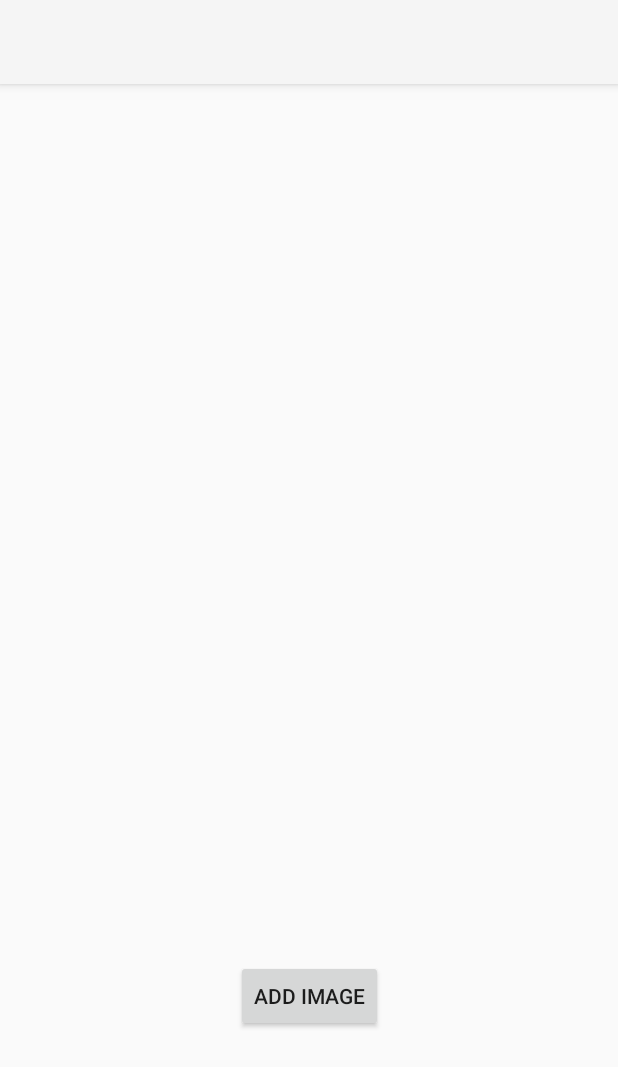
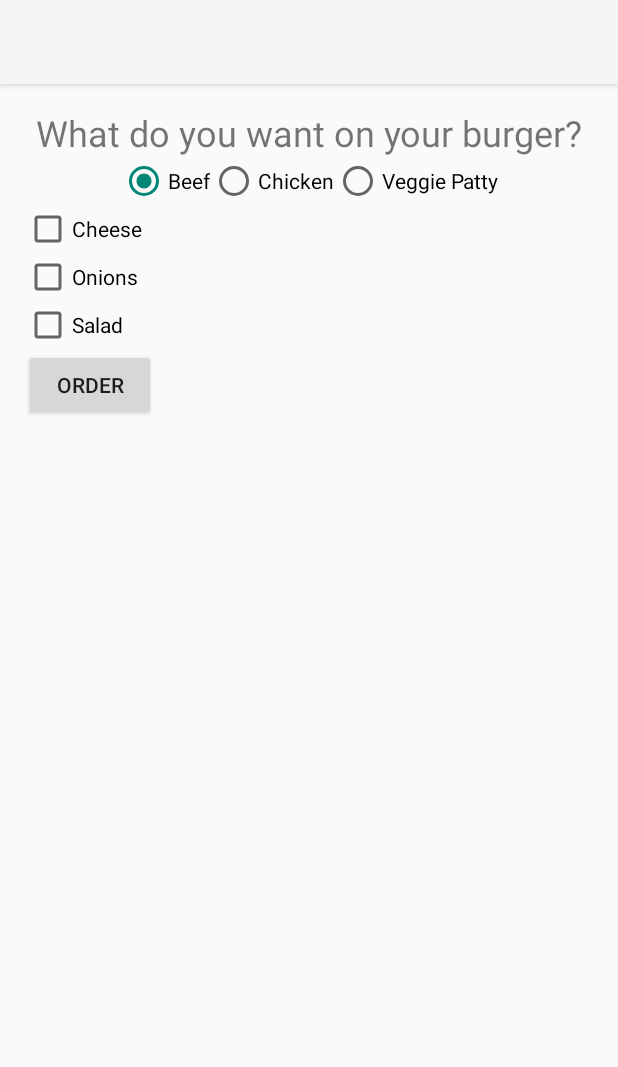
Before and after one commit to vickyemms/AndroidPractice, an Android app: the screen it shows after launch (MainActivity), on a phone screen of 412 x 824 dp. Shown: the top 1067 px of the screen. Run offline under Robolectric (Android 15) with nearby library versions, the phone set to English and light mode, and no system bars.

Commit message:
RadioButtons and CheckBox functionality

```diff
--- a/app/src/main/java/com/example/androidpractice/MainActivity.kt
+++ b/app/src/main/java/com/example/androidpractice/MainActivity.kt
@@ -3,22 +3,44 @@
 import androidx.appcompat.app.AppCompatActivity
 import android.os.Bundle
 import android.widget.Button
+import android.widget.CheckBox
 import android.widget.ImageView
+import android.widget.RadioButton
+import android.widget.RadioGroup
+import android.widget.TextView
 
  class MainActivity : AppCompatActivity() {
 
-     private lateinit var btnImage: Button
-     private lateinit var ivImage: ImageView
+     private lateinit var rgMeat: RadioGroup
+     private lateinit var cbCheese: CheckBox
+     private lateinit var cbOnions: CheckBox
+     private lateinit var cbSalad: CheckBox
+     private lateinit var btnOrder: Button
+     private lateinit var tvOrder: TextView
 
     override fun onCreate(savedInstanceState: Bundle?) {
         super.onCreate(savedInstanceState)
         setContentView(R.layout.activity_main)
 
-        btnImage = findViewById(R.id.btnImage)
-        ivImage = findViewById(R.id.ivImage)
+        rgMeat = findViewById(R.id.rgMeat)
+        cbCheese = findViewById(R.id.cbCheese)
+        cbOnions = findViewById(R.id.cbOnions)
+        cbSalad = findViewById(R.id.cbSalad)
+        btnOrder = findViewById(R.id.btnOrder)
+        tvOrder = findViewById(R.id.tvOrder)
 
-        btnImage.setOnClickListener{
-            ivImage.setImageResource(R.drawable.drawing)
+        btnOrder.setOnClickListener{
+            val checkedMeatRadioButtonId = rgMeat.checkedRadioButtonId
+            val meat = findViewById<RadioButton>(checkedMeatRadioButtonId)
+            val cheese = cbCheese.isChecked
+            val onions = cbOnions.isChecked
+            val salad = cbSalad.isChecked
+            val orderString = "You ordered a burger with:\n" +
+                    "${meat.text}" +
+                    (if(cheese) "\nCheese" else "") +
+                    (if(onions) "\nOnions" else "") +
+                    (if(salad) "\nSalad" else "")
+            tvOrder.text = orderString
         }
 
     }
--- a/app/src/main/res/layout/activity_main.xml
+++ b/app/src/main/res/layout/activity_main.xml
@@ -8,25 +8,89 @@
     android:padding="16dp"
     tools:context=".MainActivity">
 
-    <ImageView
-        android:id="@+id/ivImage"
-        android:layout_width="match_parent"
-        android:layout_height="400dp"
-        android:scaleType="fitCenter"
-        app:layout_constraintBottom_toBottomOf="parent"
+    <TextView
+        android:id="@+id/tvQuestion"
+        android:layout_width="wrap_content"
+        android:layout_height="wrap_content"
+        android:text="What do you want on your burger?"
+        android:textSize="24sp"
         app:layout_constraintEnd_toEndOf="parent"
         app:layout_constraintHorizontal_bias="0.5"
         app:layout_constraintStart_toStartOf="parent"
-        app:layout_constraintTop_toTopOf="parent"
-        app:layout_constraintVertical_bias="0.5" />
+        app:layout_constraintTop_toTopOf="parent" />
 
-    <Button
-        android:id="@+id/btnImage"
+    <RadioGroup
+        android:id="@+id/rgMeat"
         android:layout_width="wrap_content"
         android:layout_height="wrap_content"
-        android:text="Add Image"
+        android:orientation="horizontal"
         app:layout_constraintEnd_toEndOf="parent"
         app:layout_constraintHorizontal_bias="0.5"
         app:layout_constraintStart_toStartOf="parent"
-        app:layout_constraintTop_toBottomOf="@+id/ivImage" />
+        app:layout_constraintTop_toBottomOf="@+id/tvQuestion">
+
+        <RadioButton
+            android:id="@+id/rbBeef"
+            android:layout_width="wrap_content"
+            android:layout_height="wrap_content"
+            android:checked="true"
+            android:text="Beef" />
+
+        <RadioButton
+            android:id="@+id/rbChicken"
+            android:layout_width="wrap_content"
+            android:layout_height="wrap_content"
+            android:text="Chicken" />
+
+        <RadioButton
+            android:id="@+id/rbVeggiePatty"
+            android:layout_width="wrap_content"
+            android:layout_height="wrap_content"
+            android:text="Veggie Patty" />
+
+    </RadioGroup>
+
+    <CheckBox
+        android:id="@+id/cbCheese"
+        android:layout_width="wrap_content"
+        android:layout_height="wrap_content"
+        android:text="Cheese"
+        app:layout_constraintStart_toStartOf="parent"
+        app:layout_constraintTop_toBottomOf="@+id/rgMeat" />
+
+    <CheckBox
+        android:id="@+id/cbOnions"
+        android:layout_width="wrap_content"
+        android:layout_height="wrap_content"
+        android:text="Onions"
+        app:layout_constraintStart_toStartOf="@+id/cbCheese"
+        app:layout_constraintTop_toBottomOf="@+id/cbCheese" />
+
+    <CheckBox
+        android:id="@+id/cbSalad"
+        android:layout_width="wrap_content"
+        android:layout_height="wrap_content"
+        android:text="Salad"
+        app:layout_constraintStart_toStartOf="@+id/cbOnions"
+        app:layout_constraintTop_toBottomOf="@+id/cbOnions" />
+
+    <Button
+        android:id="@+id/btnOrder"
+        android:layout_width="wrap_content"
+        android:layout_height="wrap_content"
+        android:text="order"
+        app:layout_constraintStart_toStartOf="@+id/cbSalad"
+        app:layout_constraintTop_toBottomOf="@+id/cbSalad" />
+
+    <TextView
+        android:id="@+id/tvOrder"
+        android:layout_width="wrap_content"
+        android:layout_height="wrap_content"
+        android:layout_marginTop="20dp"
+        android:textSize="34sp"
+        app:layout_constraintEnd_toEndOf="parent"
+        app:layout_constraintHorizontal_bias="0.5"
+        app:layout_constraintStart_toStartOf="parent"
+        app:layout_constraintTop_toBottomOf="@+id/btnOrder" />
+
 </androidx.constraintlayout.widget.ConstraintLayout>
```
